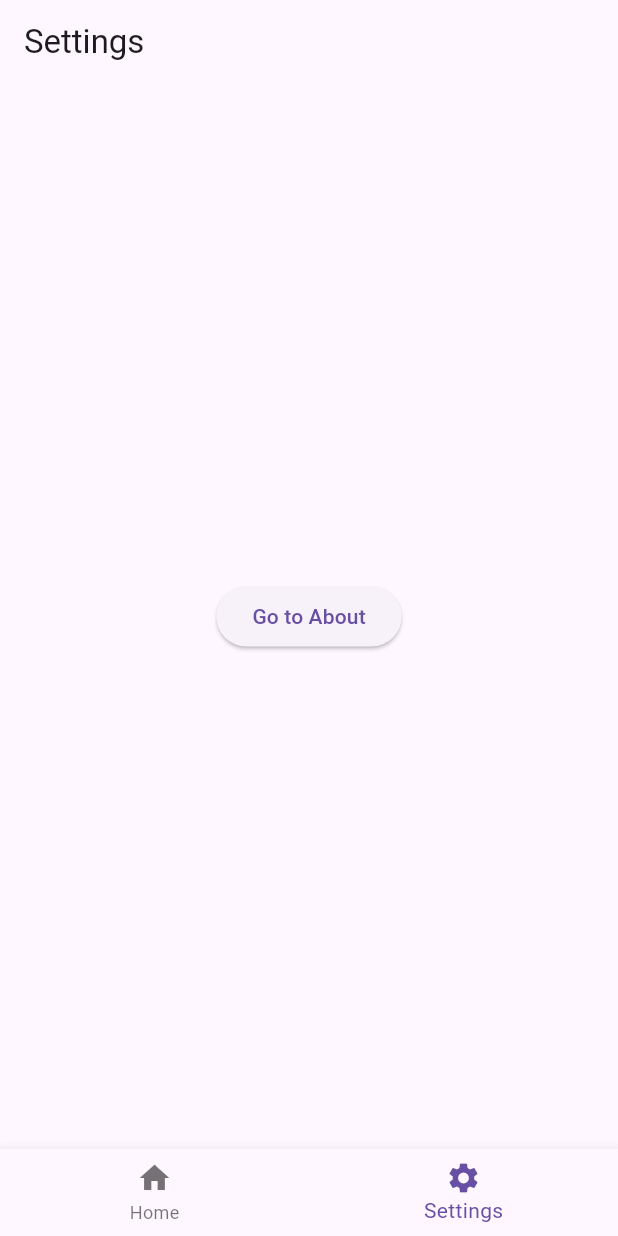
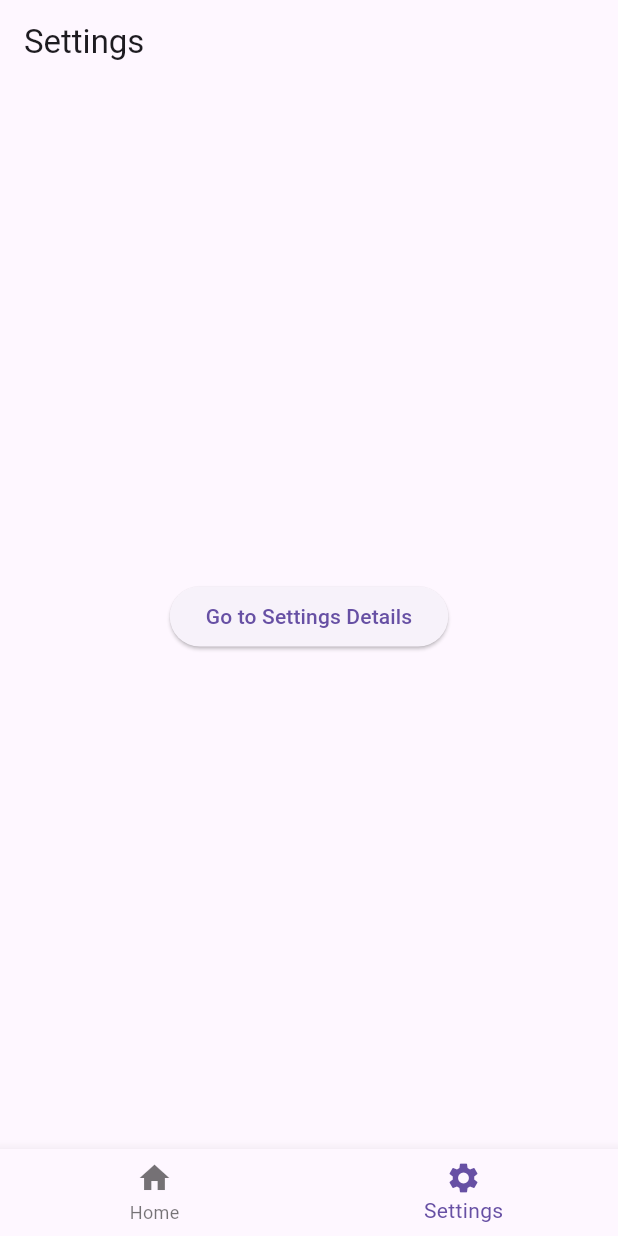
Before and after one commit to Teoneag/go_router_bottom_navigation_bar_example, a Flutter app: the screen it shows after launch, item 2 of the bottom bar chosen, on a phone screen of 412 x 824 dp. Run offline on Flutter 3.47's test engine with Material 3 defaults, Android fonts, the phone set to English and light mode, and no system bars; our stand-ins replace go_router.

Commit message:
🐛 navigating home on hot reload

```diff
--- a/lib/main.dart
+++ b/lib/main.dart
@@ -4,14 +4,30 @@ import 'package:go_router/go_router.dart';
 part 'main.g.dart';
 
 void main() {
+  // TODO
+  // ignore: depend_on_referenced_packages
+  // import 'package:flutter_web_plugins/url_strategy.dart';
+  // usePathUrlStrategy(); // DO NOT use on static servers without proper rewrites
   runApp(const MyApp());
 }
 
-class MyApp extends StatelessWidget {
+// Must be a final var outside widgets to avoid navigating home on hot reload
+final goRouter = GoRouter(
+  routes: $appRoutes,
+  debugLogDiagnostics: true, // To see all the routes
+);
+
+class MyApp extends StatefulWidget {
   const MyApp({super.key});
+
+  @override
+  State<MyApp> createState() => _MyAppState();
+}
+
+class _MyAppState extends State<MyApp> {
   @override
   Widget build(BuildContext context) {
-    return MaterialApp.router(routerConfig: GoRouter(routes: $appRoutes));
+    return MaterialApp.router(routerConfig: goRouter);
   }
 }
 
@@ -89,7 +105,7 @@ class SettingsDetailsRoute extends GoRouteData {
 
   @override
   Widget build(BuildContext context, GoRouterState state) =>
-      const DetailsScreen(title: 'settings details');
+      const DetailsScreen(title: 'Settings Details');
 }
 
 class HomeScreen extends StatelessWidget {
@@ -107,7 +123,7 @@ class HomeScreen extends StatelessWidget {
               onPressed: () {
                 HomeDetailRoute().go(context);
               },
-              child: const Text('Go to Home Detail'),
+              child: const Text('Go to Home Details'),
             ),
           ],
         ),
@@ -144,7 +160,7 @@ class SettingsScreen extends StatelessWidget {
               onPressed: () {
                 SettingsDetailsRoute().go(context);
               },
-              child: const Text('Go to About'),
+              child: const Text('Go to Settings Details'),
             ),
           ],
         ),
```
Also changed, not shown: pubspec.lock, 1 other file.
